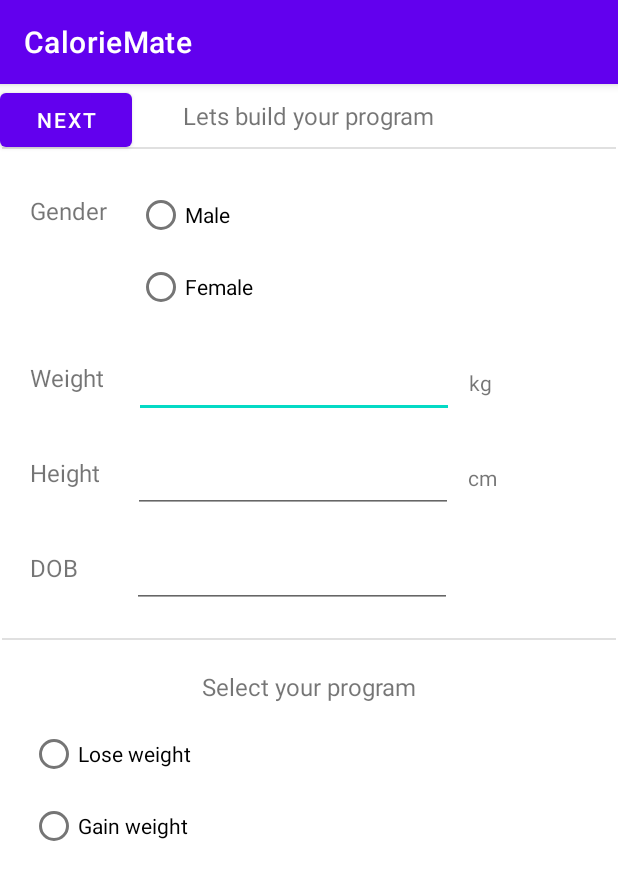
After one commit to gayashanacd/CalorieMate, an Android app: the ProgramActivityStep1 screen opened directly, with no data from a screen before it, on a phone screen of 412 x 824 dp. The commit adds this screen. Shown: the top 880 px of the screen. Run offline under Robolectric (Android 15) with nearby library versions, the phone set to English and light mode, and no system bars.

Commit message:
added create program screens

```diff
--- a/app/src/main/java/com/example/caloriemate/MainActivity.java
+++ b/app/src/main/java/com/example/caloriemate/MainActivity.java
@@ -27,7 +27,7 @@ public class MainActivity extends AppCompatActivity {
         // Passing each menu ID as a set of Ids because each
         // menu should be considered as top level destinations.
         AppBarConfiguration appBarConfiguration = new AppBarConfiguration.Builder(
-                R.id.navigation_dashboard, R.id.navigation_visualisation, R.id.navigation_settings)
+                R.id.navigation_dashboard, R.id.navigation_visualisation, R.id.navigation_settings, R.id.navigation_add, R.id.navigation_profile)
                 .build();
         NavController navController = Navigation.findNavController(this, R.id.nav_host_fragment_activity_main);
         NavigationUI.setupActionBarWithNavController(this, navController, appBarConfiguration);
--- /dev/null
+++ b/app/src/main/java/com/example/caloriemate/ui/program/ProgramActivityStep1.java
@@ -0,0 +1,16 @@
+package com.example.caloriemate.ui.program;
+
+import androidx.appcompat.app.AppCompatActivity;
+
+import android.os.Bundle;
+
+import com.example.caloriemate.R;
+
+public class ProgramActivityStep1 extends AppCompatActivity {
+
+    @Override
+    protected void onCreate(Bundle savedInstanceState) {
+        super.onCreate(savedInstanceState);
+        setContentView(R.layout.activity_program_step1);
+    }
+}
--- /dev/null
+++ b/app/src/main/res/drawable/baseline_arrow_circle_left_24.xml
@@ -0,0 +1,5 @@
+<vector android:height="24dp" android:tint="#000000"
+    android:viewportHeight="24" android:viewportWidth="24"
+    android:width="24dp" xmlns:android="http://schemas.android.com/apk/res/android">
+    <path android:fillColor="@android:color/white" android:pathData="M2,12c0,5.52 4.48,10 10,10s10,-4.48 10,-10c0,-5.52 -4.48,-10 -10,-10C6.48,2 2,6.48 2,12zM12,11l4,0v2l-4,0l0,3l-4,-4l4,-4L12,11z"/>
+</vector>
--- /dev/null
+++ b/app/src/main/res/drawable/baseline_arrow_circle_right_24.xml
@@ -0,0 +1,5 @@
+<vector android:height="24dp" android:tint="#000000"
+    android:viewportHeight="24" android:viewportWidth="24"
+    android:width="24dp" xmlns:android="http://schemas.android.com/apk/res/android">
+    <path android:fillColor="@android:color/white" android:pathData="M22,12c0,-5.52 -4.48,-10 -10,-10S2,6.48 2,12c0,5.52 4.48,10 10,10S22,17.52 22,12zM12,13l-4,0v-2l4,0V8l4,4l-4,4V13z"/>
+</vector>
--- /dev/null
+++ b/app/src/main/res/drawable/baseline_arrow_forward_24.xml
@@ -0,0 +1,5 @@
+<vector android:autoMirrored="true" android:height="24dp"
+    android:tint="#000000" android:viewportHeight="24"
+    android:viewportWidth="24" android:width="24dp" xmlns:android="http://schemas.android.com/apk/res/android">
+    <path android:fillColor="@android:color/white" android:pathData="M12,4l-1.41,1.41L16.17,11H4v2h12.17l-5.58,5.59L12,20l8,-8z"/>
+</vector>
--- /dev/null
+++ b/app/src/main/res/layout/activity_program_step1.xml
@@ -0,0 +1,205 @@
+<?xml version="1.0" encoding="utf-8"?>
+<androidx.constraintlayout.widget.ConstraintLayout xmlns:android="http://schemas.android.com/apk/res/android"
+    xmlns:app="http://schemas.android.com/apk/res-auto"
+    xmlns:tools="http://schemas.android.com/tools"
+    android:layout_width="match_parent"
+    android:layout_height="match_parent"
+    tools:context=".ui.program.ProgramActivityStep1">
+
+    <TextView
+        android:id="@+id/textViewProgramSTep1Title"
+        android:layout_width="wrap_content"
+        android:layout_height="wrap_content"
+        android:layout_marginTop="10dp"
+        android:text="@string/title_program_step1"
+        android:textSize="16sp"
+        app:layout_constraintEnd_toEndOf="parent"
+        app:layout_constraintStart_toStartOf="parent"
+        app:layout_constraintTop_toTopOf="parent" />
+
+    <View
+        android:id="@+id/divider"
+        android:layout_width="409dp"
+        android:layout_height="1dp"
+        android:layout_marginTop="10dp"
+        android:background="?android:attr/listDivider"
+        app:layout_constraintEnd_toEndOf="parent"
+        app:layout_constraintStart_toStartOf="parent"
+        app:layout_constraintTop_toBottomOf="@+id/textViewProgramSTep1Title" />
+
+    <TextView
+        android:id="@+id/textViewProgramStep1Gender"
+        android:layout_width="wrap_content"
+        android:layout_height="wrap_content"
+        android:layout_marginStart="20dp"
+        android:layout_marginTop="30dp"
+        android:text="@string/title_program_step1_gender"
+        android:textSize="16sp"
+        app:layout_constraintStart_toStartOf="parent"
+        app:layout_constraintTop_toBottomOf="@+id/divider" />
+
+    <RadioGroup
+        android:id="@+id/rdGroupProgramStep1Gender"
+        android:layout_width="wrap_content"
+        android:layout_height="wrap_content"
+        android:layout_marginStart="20dp"
+        android:layout_marginTop="20dp"
+        app:layout_constraintStart_toEndOf="@+id/textViewProgramStep1Gender"
+        app:layout_constraintTop_toBottomOf="@+id/divider">
+
+        <RadioButton
+            android:id="@+id/radioButtonProgramStep1GenderMale"
+            android:layout_width="match_parent"
+            android:layout_height="wrap_content"
+            android:text="@string/label_program_step1_gender_male" />
+
+        <RadioButton
+            android:id="@+id/radioButtonProgramStep1GenderFemale"
+            android:layout_width="match_parent"
+            android:layout_height="wrap_content"
+            android:text="@string/label_program_step1_gender_female" />
+    </RadioGroup>
+
+    <TextView
+        android:id="@+id/textViewProgramStep1Weight"
+        android:layout_width="wrap_content"
+        android:layout_height="wrap_content"
+        android:layout_marginStart="20dp"
+        android:layout_marginTop="25dp"
+        android:text="@string/label_program_step1_weight"
+        android:textSize="16sp"
+        app:layout_constraintStart_toStartOf="parent"
+        app:layout_constraintTop_toBottomOf="@+id/rdGroupProgramStep1Gender" />
+
+    <EditText
+        android:id="@+id/editTextProgramStep1Weight"
+        android:layout_width="wrap_content"
+        android:layout_height="wrap_content"
+        android:layout_marginStart="20dp"
+        android:layout_marginTop="15dp"
+        android:ems="10"
+        android:inputType="text"
+        android:minHeight="48dp"
+        app:layout_constraintStart_toEndOf="@+id/textViewProgramStep1Weight"
+        app:layout_constraintTop_toBottomOf="@+id/rdGroupProgramStep1Gender"
+        tools:ignore="SpeakableTextPresentCheck" />
+
+    <TextView
+        android:id="@+id/textViewProgramStep1WeightKg"
+        android:layout_width="wrap_content"
+        android:layout_height="wrap_content"
+        android:layout_marginStart="10dp"
+        android:layout_marginTop="30dp"
+        android:text="@string/label_program_setp1_weightKg"
+        app:layout_constraintStart_toEndOf="@+id/editTextProgramStep1Weight"
+        app:layout_constraintTop_toBottomOf="@+id/rdGroupProgramStep1Gender" />
+
+    <TextView
+        android:id="@+id/textViewProgramStep1Height"
+        android:layout_width="wrap_content"
+        android:layout_height="wrap_content"
+        android:layout_marginStart="20dp"
+        android:layout_marginTop="25dp"
+        android:text="@string/label_program_step1_height"
+        android:textSize="16sp"
+        app:layout_constraintStart_toStartOf="parent"
+        app:layout_constraintTop_toBottomOf="@+id/editTextProgramStep1Weight" />
+
+    <EditText
+        android:id="@+id/editTextProgramStep1Height"
+        android:layout_width="wrap_content"
+        android:layout_height="wrap_content"
+        android:layout_marginStart="22dp"
+        android:layout_marginTop="15dp"
+        android:ems="10"
+        android:inputType="text"
+        android:minHeight="48dp"
+        app:layout_constraintStart_toEndOf="@+id/textViewProgramStep1Height"
+        app:layout_constraintTop_toBottomOf="@+id/editTextProgramStep1Weight"
+        tools:ignore="SpeakableTextPresentCheck" />
+
+    <TextView
+        android:id="@+id/textViewProgramStep1HeightCm"
+        android:layout_width="wrap_content"
+        android:layout_height="wrap_content"
+        android:layout_marginStart="10dp"
+        android:layout_marginTop="30dp"
+        android:text="@string/label_program_step1_heightCm"
+        app:layout_constraintStart_toEndOf="@+id/editTextProgramStep1Height"
+        app:layout_constraintTop_toBottomOf="@+id/editTextProgramStep1Weight" />
+
+    <TextView
+        android:id="@+id/textViewProgramStep1Dob"
+        android:layout_width="wrap_content"
+        android:layout_height="wrap_content"
+        android:layout_marginStart="20dp"
+        android:layout_marginTop="25dp"
+        android:text="@string/label_program_step1_dob"
+        android:textSize="16sp"
+        app:layout_constraintStart_toStartOf="parent"
+        app:layout_constraintTop_toBottomOf="@+id/editTextProgramStep1Height" />
+
+    <EditText
+        android:id="@+id/editTextProgramStep1Dob"
+        android:layout_width="wrap_content"
+        android:layout_height="wrap_content"
+        android:layout_marginStart="36dp"
+        android:layout_marginTop="15dp"
+        android:ems="10"
+        android:inputType="date"
+        android:minHeight="48dp"
+        app:layout_constraintStart_toEndOf="@+id/textViewProgramStep1Dob"
+        app:layout_constraintTop_toBottomOf="@+id/editTextProgramStep1Height"
+        tools:ignore="SpeakableTextPresentCheck" />
+
+    <View
+        android:id="@+id/divider2"
+        android:layout_width="409dp"
+        android:layout_height="1dp"
+        android:layout_marginTop="20dp"
+        android:background="?android:attr/listDivider"
+        app:layout_constraintEnd_toEndOf="parent"
+        app:layout_constraintStart_toStartOf="parent"
+        app:layout_constraintTop_toBottomOf="@+id/editTextProgramStep1Dob" />
+
+    <TextView
+        android:id="@+id/textViewProgramStep1Type"
+        android:layout_width="wrap_content"
+        android:layout_height="wrap_content"
+        android:layout_marginTop="20dp"
+        android:text="@string/title_program_step1_program_type"
+        android:textSize="16sp"
+        app:layout_constraintEnd_toEndOf="parent"
+        app:layout_constraintStart_toStartOf="parent"
+        app:layout_constraintTop_toBottomOf="@+id/divider2" />
+
+    <RadioGroup
+        android:id="@+id/rdGroupProgramStep1Type"
+        android:layout_width="wrap_content"
+        android:layout_height="wrap_content"
+        android:layout_marginStart="20dp"
+        android:layout_marginTop="10dp"
+        app:layout_constraintStart_toStartOf="parent"
+        app:layout_constraintTop_toBottomOf="@+id/textViewProgramStep1Type" >
+
+        <RadioButton
+            android:id="@+id/radioButtonProgramStep1TypeLose"
+            android:layout_width="match_parent"
+            android:layout_height="wrap_content"
+            android:text="@string/label_program_step1_type_lose" />
+
+        <RadioButton
+            android:id="@+id/radioButtonProgramStep1TypeGain"
+            android:layout_width="match_parent"
+            android:layout_height="wrap_content"
+            android:text="@string/label_program_step1_type_gain" />
+    </RadioGroup>
+
+    <Button
+        android:id="@+id/buttonProgramStep1Next"
+        android:layout_width="wrap_content"
+        android:layout_height="wrap_content"
+        android:text="@string/label_program_next"
+        tools:layout_editor_absoluteX="290dp"
+        tools:layout_editor_absoluteY="658dp" />
+</androidx.constraintlayout.widget.ConstraintLayout>
--- a/app/src/main/res/values/strings.xml
+++ b/app/src/main/res/values/strings.xml
@@ -21,4 +21,33 @@
     <string name="value_dashboard_exercise_calories">0</string>
     <string name="title_dashboard_water_calories">Water</string>
     <string name="value_dashboard_water_calories">0</string>
+    <string name="title_dashboard_goal_plan">My Weight Goal Plan</string>
+    <string name="value_dashboard_weight_now">69kg</string>
+    <string name="title_dashboard_weight_now">Now</string>
+    <string name="value_dashboard_weight_future">65kg</string>
+    <string name="value_dashboard_future_date">Aug 28</string>
+    <string name="title_program_step1">Lets build your program</string>
+    <string name="title_program_step1_gender">Gender</string>
+    <string name="label_program_step1_gender_male">Male</string>
+    <string name="label_program_step1_gender_female">Female</string>
+    <string name="label_program_step1_weight">Weight</string>
+    <string name="label_program_setp1_weightKg">kg</string>
+    <string name="label_program_step1_height">Height</string>
+    <string name="label_program_step1_heightCm">cm</string>
+    <string name="label_program_step1_dob">DOB</string>
+    <string name="title_program_step1_program_type">Select your program</string>
+    <string name="label_program_step1_type_lose">Lose weight</string>
+    <string name="label_program_step1_type_gain">Gain weight</string>
+    <string name="label_program_next">Next</string>
+    <string name="title_program_step2_activity_level">Level of physical activity</string>
+    <string name="label_program_step2_activity_sedentary">Sedentary (little or no exercise)</string>
+    <string name="label_program_step2_activity_lightly">Lightly active</string>
+    <string name="label_program_step2_activity_moderate">Moderately active</string>
+    <string name="label_program_step2_acitivity_very">Very active</string>
+    <string name="label_program_step2_acitivity_super">Super active</string>
+    <string name="label_program_finish">Finish</string>
+    <string name="label_program_back">Back</string>
+    <string name="title_program_step2_final_result">This is your program</string>
+    <string name="label_program_step2_final_info">Lose 0.45kg (1lb) per week.</string>
+    <string name="label_program_backto_login">Back to login</string>
 </resources>
```
Also changed, not shown: app/src/main/AndroidManifest.xml (+15 -3 lines), app/src/main/java/com/example/caloriemate/LoginActivity.java (added, +14 -0 lines), app/src/main/java/com/example/caloriemate/StartViewActivity.java (added, +14 -0 lines), app/src/main/java/com/example/caloriemate/ui/program/ProgramActivityStep2.java (added, +16 -0 lines), app/src/main/res/layout/activity_login.xml (added, +9 -0 lines), app/src/main/res/layout/activity_program_step2.xml (added, +173 -0 lines), app/src/main/res/layout/activity_start_view.xml (added, +9 -0 lines), app/src/main/res/layout/fragment_dashboard.xml (+97 -4 lines).
